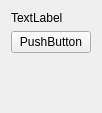
Qt form widget.ui (huang134/QtSparkleTest) before a commit.
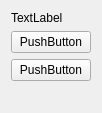
The same form after that commit.

Commit message: [MOD] 添加版本差异显示

Patch:
```diff
--- a/widget.ui
+++ b/widget.ui
@@ -28,6 +28,13 @@
      </property>
     </widget>
    </item>
+   <item>
+    <widget class="QPushButton" name="btn_check_update">
+     <property name="text">
+      <string>PushButton</string>
+     </property>
+    </widget>
+   </item>
    <item>
     <spacer name="verticalSpacer">
      <property name="orientation">
```
The commit also changes 2 other files.
